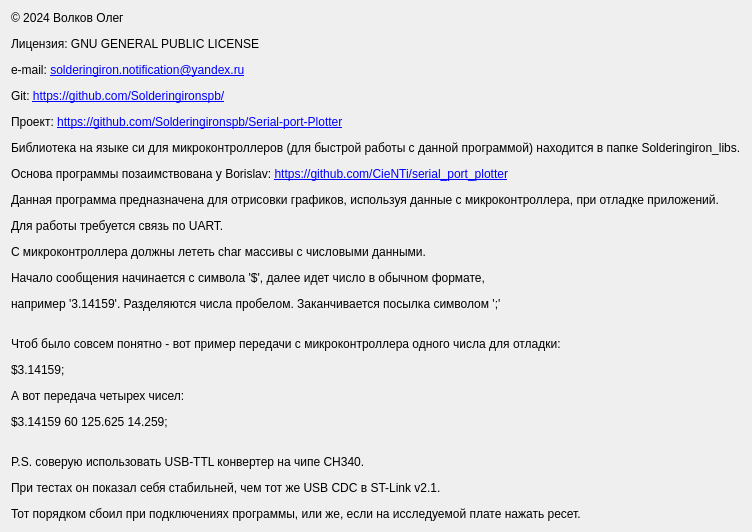
Old version of the form about.ui in the repository Solderingironspb/Serial_port_Plotter_by_Solderingironspb.
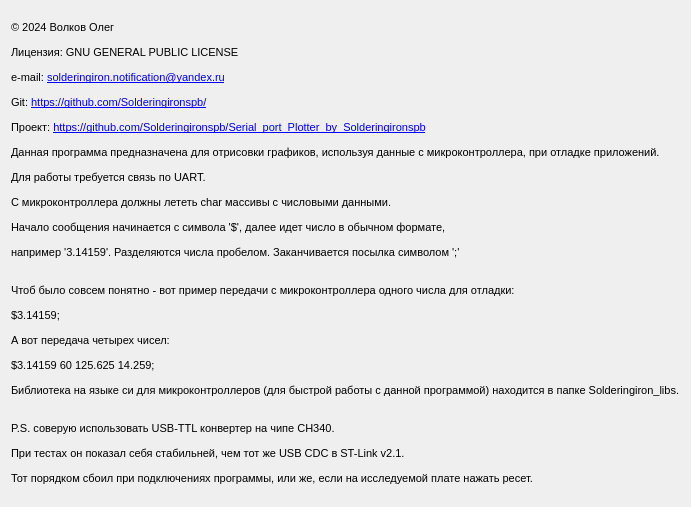
New version of the form.

The edit to the form file:
```diff
--- a/about.ui
+++ b/about.ui
@@ -17,7 +17,28 @@
    <item row="0" column="0">
     <widget class="QLabel" name="label">
      <property name="text">
-      <string>&lt;html&gt;&lt;head/&gt;&lt;body&gt;&lt;p&gt;© 2024 Волков Олег&lt;/p&gt;&lt;p align=&quot;justify&quot;&gt;Лицензия: GNU GENERAL PUBLIC LICENSE&lt;/p&gt;&lt;p align=&quot;justify&quot;&gt;e-mail: &lt;a href=&quot;mailto:solderingiron.notification@yandex.ru&quot;&gt;&lt;span style=&quot; text-decoration: underline; color:#0000ff;&quot;&gt;solderingiron.notification@yandex.ru&lt;/span&gt;&lt;/a&gt;&lt;/p&gt;&lt;p align=&quot;justify&quot;&gt;Git: &lt;a href=&quot;https://github.com/Solderingironspb/&quot;&gt;&lt;span style=&quot; text-decoration: underline; color:#0000ff;&quot;&gt;https://github.com/Solderingironspb/&lt;/span&gt;&lt;/a&gt;&lt;/p&gt;&lt;p align=&quot;justify&quot;&gt;Проект: &lt;a href=&quot;https://github.com/Solderingironspb/Serial-port-Plotter&quot;&gt;&lt;span style=&quot; text-decoration: underline; color:#0000ff;&quot;&gt;https://github.com/Solderingironspb/Serial-port-Plotter&lt;/span&gt;&lt;/a&gt;&lt;/p&gt;&lt;p align=&quot;justify&quot;&gt;Библиотека на языке си для микроконтроллеров (для быстрой работы с данной программой) находится в папке Solderingiron_libs.&lt;/p&gt;&lt;p align=&quot;justify&quot;&gt;Основа программы позаимствована у Borislav: &lt;a href=&quot;https://github.com/CieNTi/serial_port_plotter&quot;&gt;&lt;span style=&quot; text-decoration: underline; color:#0000ff;&quot;&gt;https://github.com/CieNTi/serial_port_plotter&lt;/span&gt;&lt;/a&gt;&lt;/p&gt;&lt;p align=&quot;justify&quot;&gt;Данная программа предназначена для отрисовки графиков, используя данные с микроконтроллера, при отладке приложений.&lt;/p&gt;&lt;p align=&quot;justify&quot;&gt;Для работы требуется связь по UART.&lt;/p&gt;&lt;p align=&quot;justify&quot;&gt;С микроконтроллера должны лететь char массивы с числовыми данными.&lt;/p&gt;&lt;p align=&quot;justify&quot;&gt;Начало сообщения начинается с символа '$', далее идет число в обычном формате, &lt;/p&gt;&lt;p align=&quot;justify&quot;&gt;например '3.14159'. Разделяются числа пробелом. Заканчивается посылка символом ';'&lt;br/&gt;&lt;/p&gt;&lt;p align=&quot;justify&quot;&gt;Чтоб было совсем понятно - вот пример передачи с микроконтроллера одного числа для отладки:&lt;/p&gt;&lt;p align=&quot;justify&quot;&gt;$3.14159;&lt;/p&gt;&lt;p align=&quot;justify&quot;&gt;А вот передача четырех чисел:&lt;/p&gt;&lt;p align=&quot;justify&quot;&gt;$3.14159 60 125.625 14.259;&lt;/p&gt;&lt;p align=&quot;justify&quot;&gt;&lt;br/&gt;P.S. соверую использовать USB-TTL конвертер на чипе CH340.&lt;/p&gt;&lt;p align=&quot;justify&quot;&gt;При тестах он показал себя стабильней, чем тот же USB CDC в ST-Link v2.1.&lt;/p&gt;&lt;p align=&quot;justify&quot;&gt;Тот порядком сбоил при подключениях программы, или же, если на исследуемой плате нажать ресет. &lt;/p&gt;&lt;/body&gt;&lt;/html&gt;</string>
+      <string>&lt;!DOCTYPE HTML PUBLIC &quot;-//W3C//DTD HTML 4.0//EN&quot; &quot;http://www.w3.org/TR/REC-html40/strict.dtd&quot;&gt;
+&lt;html&gt;&lt;head&gt;&lt;meta name=&quot;qrichtext&quot; content=&quot;1&quot; /&gt;&lt;style type=&quot;text/css&quot;&gt;
+p, li { white-space: pre-wrap; }
+&lt;/style&gt;&lt;/head&gt;&lt;body style=&quot; font-family:'MS Shell Dlg 2'; font-size:8pt; font-weight:400; font-style:normal;&quot;&gt;
+&lt;p style=&quot; margin-top:12px; margin-bottom:12px; margin-left:0px; margin-right:0px; -qt-block-indent:0; text-indent:0px;&quot;&gt;© 2024 Волков Олег&lt;/p&gt;
+&lt;p align=&quot;justify&quot; style=&quot; margin-top:12px; margin-bottom:12px; margin-left:0px; margin-right:0px; -qt-block-indent:0; text-indent:0px;&quot;&gt;Лицензия: GNU GENERAL PUBLIC LICENSE&lt;/p&gt;
+&lt;p align=&quot;justify&quot; style=&quot; margin-top:12px; margin-bottom:12px; margin-left:0px; margin-right:0px; -qt-block-indent:0; text-indent:0px;&quot;&gt;e-mail: &lt;a href=&quot;mailto:solderingiron.notification@yandex.ru&quot;&gt;&lt;span style=&quot; text-decoration: underline; color:#0000ff;&quot;&gt;solderingiron.notification@yandex.ru&lt;/span&gt;&lt;/a&gt;&lt;/p&gt;
+&lt;p align=&quot;justify&quot; style=&quot; margin-top:12px; margin-bottom:12px; margin-left:0px; margin-right:0px; -qt-block-indent:0; text-indent:0px;&quot;&gt;Git: &lt;a href=&quot;https://github.com/Solderingironspb/&quot;&gt;&lt;span style=&quot; text-decoration: underline; color:#0000ff;&quot;&gt;https://github.com/Solderingironspb/&lt;/span&gt;&lt;/a&gt;&lt;/p&gt;
+&lt;p style=&quot; margin-top:12px; margin-bottom:12px; margin-left:0px; margin-right:0px; -qt-block-indent:0; text-indent:0px;&quot;&gt;Проект: &lt;a href=&quot;https://github.com/Solderingironspb/Serial_port_Plotter_by_Solderingironspb&quot;&gt;&lt;span style=&quot; text-decoration: underline; color:#0000ff;&quot;&gt;https://github.com/Solderingironspb/Serial_port_Plotter_by_Solderingironspb&lt;/span&gt;&lt;/a&gt;&lt;/p&gt;
+&lt;p align=&quot;justify&quot; style=&quot; margin-top:12px; margin-bottom:12px; margin-left:0px; margin-right:0px; -qt-block-indent:0; text-indent:0px;&quot;&gt;Данная программа предназначена для отрисовки графиков, используя данные с микроконтроллера, при отладке приложений.&lt;/p&gt;
+&lt;p align=&quot;justify&quot; style=&quot; margin-top:12px; margin-bottom:12px; margin-left:0px; margin-right:0px; -qt-block-indent:0; text-indent:0px;&quot;&gt;Для работы требуется связь по UART.&lt;/p&gt;
+&lt;p align=&quot;justify&quot; style=&quot; margin-top:12px; margin-bottom:12px; margin-left:0px; margin-right:0px; -qt-block-indent:0; text-indent:0px;&quot;&gt;С микроконтроллера должны лететь char массивы с числовыми данными.&lt;/p&gt;
+&lt;p align=&quot;justify&quot; style=&quot; margin-top:12px; margin-bottom:12px; margin-left:0px; margin-right:0px; -qt-block-indent:0; text-indent:0px;&quot;&gt;Начало сообщения начинается с символа '$', далее идет число в обычном формате, &lt;/p&gt;
+&lt;p align=&quot;justify&quot; style=&quot; margin-top:12px; margin-bottom:12px; margin-left:0px; margin-right:0px; -qt-block-indent:0; text-indent:0px;&quot;&gt;например '3.14159'. Разделяются числа пробелом. Заканчивается посылка символом ';'&lt;br /&gt;&lt;/p&gt;
+&lt;p align=&quot;justify&quot; style=&quot; margin-top:12px; margin-bottom:12px; margin-left:0px; margin-right:0px; -qt-block-indent:0; text-indent:0px;&quot;&gt;Чтоб было совсем понятно - вот пример передачи с микроконтроллера одного числа для отладки:&lt;/p&gt;
+&lt;p align=&quot;justify&quot; style=&quot; margin-top:12px; margin-bottom:12px; margin-left:0px; margin-right:0px; -qt-block-indent:0; text-indent:0px;&quot;&gt;$3.14159;&lt;/p&gt;
+&lt;p align=&quot;justify&quot; style=&quot; margin-top:12px; margin-bottom:12px; margin-left:0px; margin-right:0px; -qt-block-indent:0; text-indent:0px;&quot;&gt;А вот передача четырех чисел:&lt;/p&gt;
+&lt;p align=&quot;justify&quot; style=&quot; margin-top:12px; margin-bottom:12px; margin-left:0px; margin-right:0px; -qt-block-indent:0; text-indent:0px;&quot;&gt;$3.14159 60 125.625 14.259;&lt;/p&gt;
+&lt;p align=&quot;justify&quot; style=&quot; margin-top:12px; margin-bottom:12px; margin-left:0px; margin-right:0px; -qt-block-indent:0; text-indent:0px;&quot;&gt;Библиотека на языке си для микроконтроллеров (для быстрой работы с данной программой) находится в папке Solderingiron_libs.&lt;/p&gt;
+&lt;p align=&quot;justify&quot; style=&quot; margin-top:12px; margin-bottom:12px; margin-left:0px; margin-right:0px; -qt-block-indent:0; text-indent:0px;&quot;&gt;&lt;br /&gt;P.S. соверую использовать USB-TTL конвертер на чипе CH340.&lt;/p&gt;
+&lt;p align=&quot;justify&quot; style=&quot; margin-top:12px; margin-bottom:12px; margin-left:0px; margin-right:0px; -qt-block-indent:0; text-indent:0px;&quot;&gt;При тестах он показал себя стабильней, чем тот же USB CDC в ST-Link v2.1.&lt;/p&gt;
+&lt;p align=&quot;justify&quot; style=&quot; margin-top:12px; margin-bottom:12px; margin-left:0px; margin-right:0px; -qt-block-indent:0; text-indent:0px;&quot;&gt;Тот порядком сбоил при подключениях программы, или же, если на исследуемой плате нажать ресет. &lt;/p&gt;&lt;/body&gt;&lt;/html&gt;</string>
      </property>
      <property name="openExternalLinks">
       <bool>true</bool>
```
